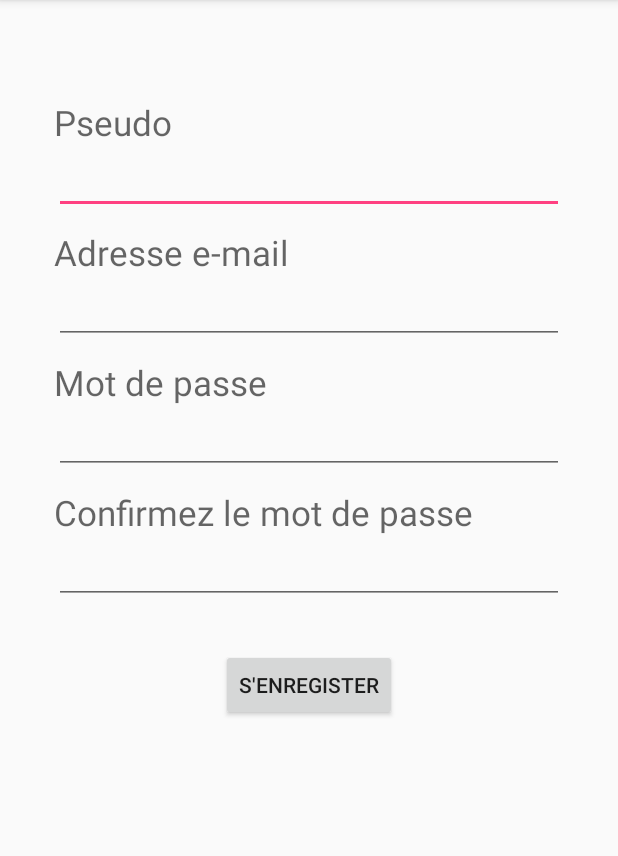
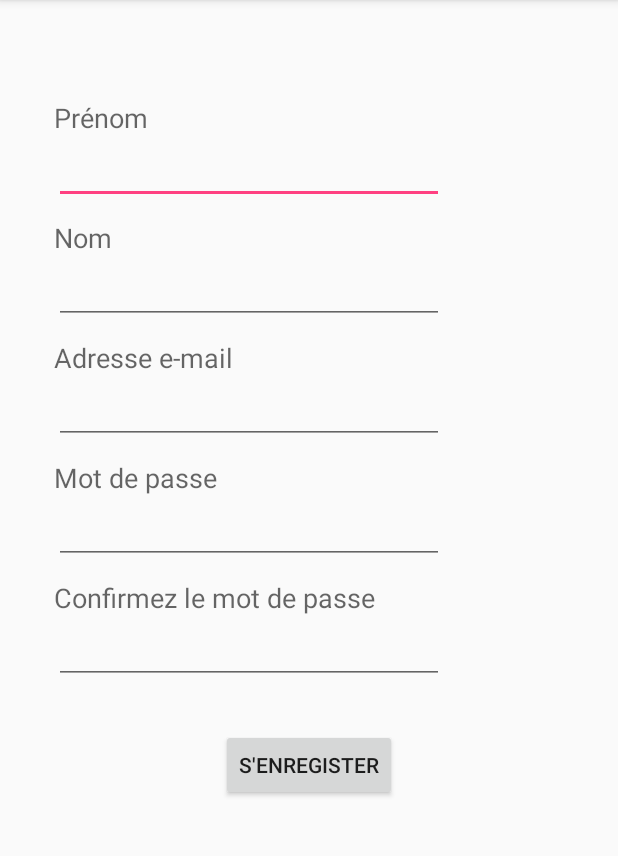
Before and after one commit to HealthyMB/PrototypeHMB, an Android app: the Accountcreation screen opened directly, with no data from a screen before it, after a tap on an icon or button, on a phone screen of 412 x 824 dp, the part 84-940 px from its top. Run offline under Robolectric (Android 15) with nearby library versions, the phone set to English and light mode, and no system bars.

Commit message:
Creer compte

```diff
--- a/app/src/main/java/efrei/healthymb/Accountcreation.java
+++ b/app/src/main/java/efrei/healthymb/Accountcreation.java
@@ -19,10 +19,11 @@ import async.PostResponseAsyncTask;
 
 public class Accountcreation extends AppCompatActivity implements View.OnClickListener {
 
-    String loginEt;
-    String mdpEt;
-    String confimMdp;
-    String emailEt;
+    private String prenom;
+    private String nom;
+    private String mdp;
+    private String confimMdp;
+    private String email;
 
     @Override
     protected void onCreate(Bundle savedInstanceState) {
@@ -32,21 +33,23 @@ public class Accountcreation extends AppCompatActivity implements View.OnClickLi
 
     @Override
     public void onClick(View v) {
-        loginEt = ((EditText) findViewById(R.id.login)).getText().toString();
-        emailEt = ((EditText) findViewById(R.id.email)).getText().toString();
-        mdpEt = ((EditText) findViewById(R.id.password)).getText().toString();
+        prenom = ((EditText) findViewById(R.id.firstName)).getText().toString();
+        nom = ((EditText) findViewById(R.id.lastName)).getText().toString();
+        email = ((EditText) findViewById(R.id.email)).getText().toString();
+        mdp = ((EditText) findViewById(R.id.password)).getText().toString();
         confimMdp = ((EditText) findViewById(R.id.confirmPassword)).getText().toString();
 
-        if(loginEt.isEmpty() || emailEt.isEmpty() || mdpEt.isEmpty() || confimMdp.isEmpty()){
+        if(prenom.isEmpty() || nom.isEmpty() || email.isEmpty() || mdp.isEmpty() || confimMdp.isEmpty()){
             Toast.makeText(Accountcreation.this, "Vous devez renseigner tous les champs!", Toast.LENGTH_LONG).show();
-        } else if(!mdpEt.equals(confimMdp)) {
+        } else if(!mdp.equals(confimMdp)) {
             Toast.makeText(Accountcreation.this, "Vos mots de passe doivent être identiques", Toast.LENGTH_LONG).show();
         } else {
             HashMap postData = new HashMap();
 
-            postData.put("pseudo", loginEt);
-            postData.put("email", emailEt);
-            postData.put("mdp", mdpEt);
+            postData.put("prenom", prenom);
+            postData.put("nom", nom);
+            postData.put("email", email);
+            postData.put("mdp", mdp);
 
             PostResponseAsyncTask task1 = new PostResponseAsyncTask(Accountcreation.this, postData, new AsyncResponse() {
                 @Override
--- a/app/src/main/res/layout/activity_accountcreation.xml
+++ b/app/src/main/res/layout/activity_accountcreation.xml
@@ -19,17 +19,36 @@
             android:layout_width="wrap_content"
             android:layout_height="wrap_content"
             android:textAppearance="?android:attr/textAppearanceMedium"
-            android:text="@string/l_login"
-            android:id="@+id/l_login"
-            android:textSize="23dp"
+            android:text="@string/l_firstName"
+            android:id="@+id/l_firstName"
+            android:textSize="18dp"
             android:layout_marginTop="50dp"
             android:layout_marginLeft="20dp"
             android:layout_marginRight="20dp" />
 
         <EditText
-            android:layout_width="match_parent"
+            android:layout_width="260dp"
             android:layout_height="wrap_content"
-            android:id="@+id/login"
+            android:id="@+id/firstName"
+            android:layout_marginLeft="20dp"
+            android:layout_marginRight="20dp"
+            android:singleLine="true" />
+
+        <TextView
+            android:layout_width="wrap_content"
+            android:layout_height="wrap_content"
+            android:textAppearance="?android:attr/textAppearanceMedium"
+            android:text="@string/l_lastName"
+            android:id="@+id/l_lastName"
+            android:textSize="18dp"
+            android:layout_marginLeft="20dp"
+            android:layout_marginRight="20dp"
+            android:layout_marginTop="10dp" />
+
+        <EditText
+            android:layout_width="260dp"
+            android:layout_height="wrap_content"
+            android:id="@+id/lastName"
             android:layout_marginLeft="20dp"
             android:layout_marginRight="20dp"
             android:singleLine="true"
@@ -41,13 +60,13 @@
             android:textAppearance="?android:attr/textAppearanceMedium"
             android:text="Adresse e-mail"
             android:id="@+id/l_email"
-            android:textSize="23dp"
+            android:textSize="18dp"
             android:layout_marginLeft="20dp"
             android:layout_marginRight="20dp"
             android:layout_marginTop="10dp" />
 
         <EditText
-            android:layout_width="match_parent"
+            android:layout_width="260dp"
             android:layout_height="wrap_content"
             android:inputType="textEmailAddress"
             android:ems="10"
@@ -62,13 +81,13 @@
             android:textAppearance="?android:attr/textAppearanceMedium"
             android:text="@string/l_password"
             android:id="@+id/l_password"
-            android:textSize="23dp"
+            android:textSize="18dp"
             android:layout_marginLeft="20dp"
             android:layout_marginRight="20dp"
             android:layout_marginTop="10dp" />
 
         <EditText
-            android:layout_width="match_parent"
+            android:layout_width="260dp"
             android:layout_height="wrap_content"
             android:inputType="textPassword"
             android:ems="10"
@@ -82,13 +101,13 @@
             android:textAppearance="?android:attr/textAppearanceMedium"
             android:text="@string/confirmMdp"
             android:id="@+id/l_ConfirmPassword"
-            android:textSize="23dp"
+            android:textSize="18dp"
             android:layout_marginLeft="20dp"
             android:layout_marginRight="20dp"
             android:layout_marginTop="10dp" />
 
         <EditText
-            android:layout_width="match_parent"
+            android:layout_width="260dp"
             android:layout_height="wrap_content"
             android:inputType="textPassword"
             android:ems="10"
--- a/app/src/main/res/values/strings.xml
+++ b/app/src/main/res/values/strings.xml
@@ -1,7 +1,8 @@
 <resources>
     <string name="app_name">HealthyMB</string>
     <string name="l_menu">Menu</string>
-    <string name="l_login">Pseudo</string>
+    <string name="l_firstName">Prénom</string>
+    <string name="l_lastName">Nom</string>
     <string name="l_password">Mot de passe</string>
     <string name="b_signin">S\'identifier</string>
     <string name="b_checkco">Vérifier votre connection</string>
```
